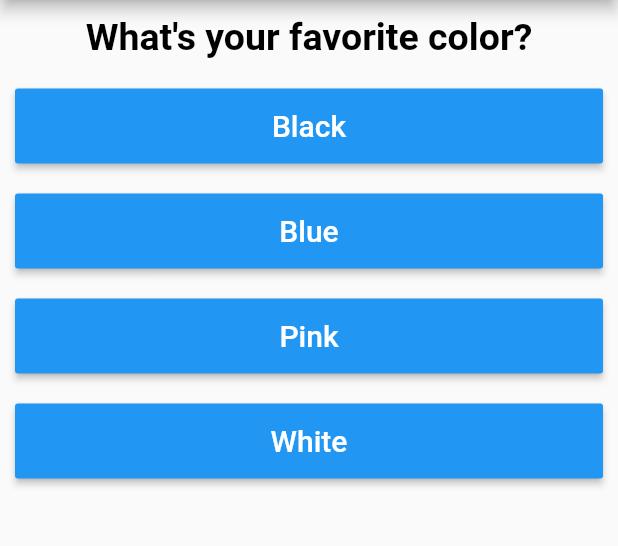
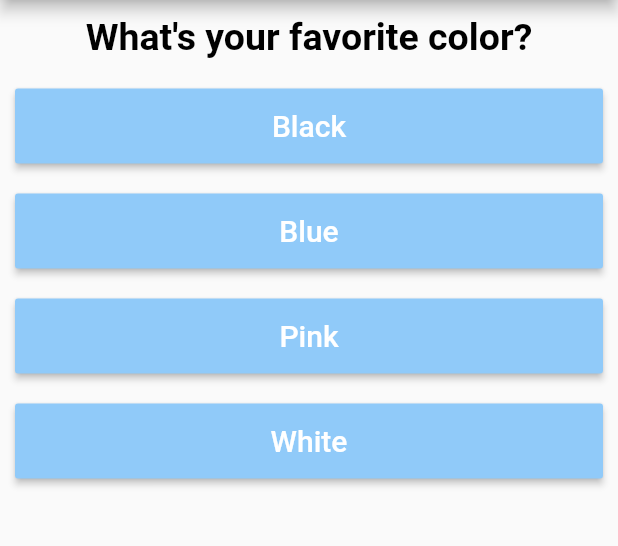
Before and after one commit to koumudi-panguluri/dart, a Flutter app: the screen it shows after launch, on a phone screen of 412 x 824 dp, the part 84-630 px from its top. Run offline on Flutter 3.47's test engine with Material 2 defaults, Android fonts, the phone set to English and light mode, and no system bars.

Commit message:
UI changes

```diff
--- a/lib/answer.dart
+++ b/lib/answer.dart
@@ -13,7 +13,7 @@ class Answer extends StatelessWidget {
         child: RaisedButton(
           child: Text(answer, style: TextStyle(fontSize: 20)),
           onPressed: answerHandler,
-          color: Colors.blue,
+          color: Colors.blue[200],
           textColor: Colors.white,
         ));
   }
--- a/lib/main.dart
+++ b/lib/main.dart
@@ -72,6 +72,24 @@ class MyAppState extends State<MyApp> {
         {'text': 'Sri Lanka', 'score': 5}
       ]
     },
+    {
+      'question': 'What\'s your favorite fruit?',
+      'answer': [
+        {'text': 'Apple', 'score': 9},
+        {'text': 'Mango', 'score': 10},
+        {'text': 'Orange', 'score': 5},
+        {'text': 'Banana', 'score': 7}
+      ]
+    },
+    {
+      'question': 'What\'s your favorite sport?',
+      'answer': [
+        {'text': 'Football', 'score': 10},
+        {'text': 'Cricket', 'score': 9},
+        {'text': 'Hockey', 'score': 7},
+        {'text': 'Golf', 'score': 5}
+      ]
+    },
   ];
 
   void onAnswerClick(int score) {
```
